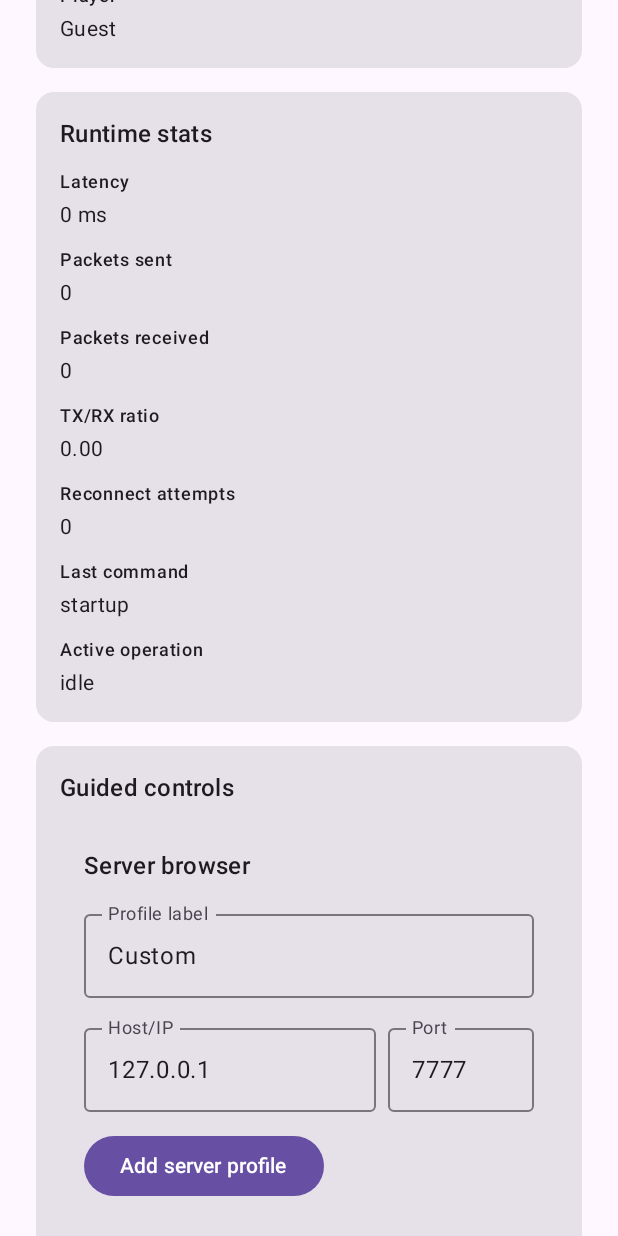
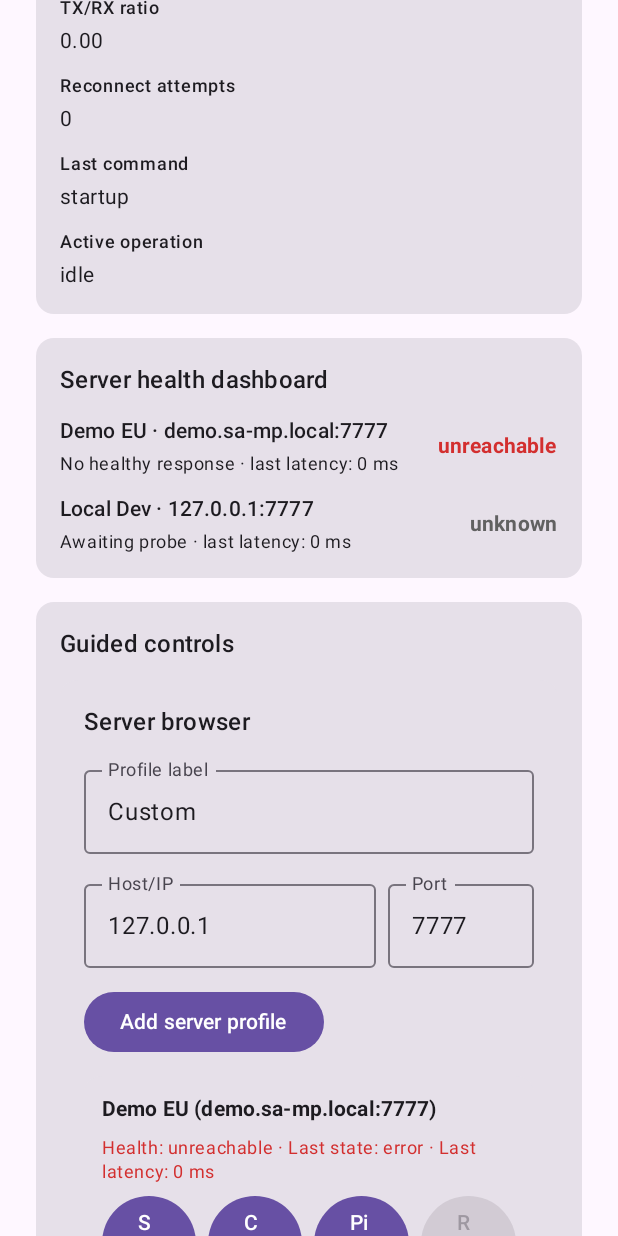
Before and after one commit to XRDOGE-XRPL/AndroidSA, an Android app built with Jetpack Compose: the screen it shows after launch (MainActivity), on a phone screen of 412 x 824 dp. Run offline under Robolectric (Android 15) with nearby library versions, the phone set to English and light mode, and no system bars; 1 statement that could not run was skipped.

Commit message:
Apply remaining changes
Co-authored-by: XRDOGE-XRPL <166251416+XRDOGE-XRPL@users.noreply.github.com>

```diff
--- a/app/src/main/java/com/xrdoge/xrpl/androidsa/MainActivity.kt
+++ b/app/src/main/java/com/xrdoge/xrpl/androidsa/MainActivity.kt
@@ -30,6 +30,7 @@ import androidx.compose.runtime.rememberCoroutineScope
 import androidx.compose.runtime.setValue
 import androidx.compose.ui.Alignment
 import androidx.compose.ui.Modifier
+import androidx.compose.ui.graphics.Color
 import androidx.compose.ui.text.font.FontWeight
 import androidx.compose.ui.unit.dp
 import kotlinx.coroutines.CancellationException
@@ -51,7 +52,31 @@ private data class ServerProfile(
     val lastState: String = "unknown",
 )
 
+private enum class ServerHealthStatus(val label: String) {
+    HEALTHY("healthy"),
+    SLOW("slow"),
+    UNREACHABLE("unreachable"),
+    UNKNOWN("unknown"),
+}
+
 private fun serverEndpoint(profile: ServerProfile): String = "${profile.host}:${profile.port}"
+
+private fun classifyServerHealth(profile: ServerProfile): ServerHealthStatus {
+    val normalizedState = profile.lastState.lowercase()
+    return when {
+        normalizedState.contains("connected") && (profile.lastLatencyMs == null || profile.lastLatencyMs <= 150) -> ServerHealthStatus.HEALTHY
+        normalizedState.contains("connected") && profile.lastLatencyMs != null && profile.lastLatencyMs <= 500 -> ServerHealthStatus.SLOW
+        normalizedState.contains("timeout") || normalizedState.contains("error") || normalizedState.contains("failed") || normalizedState.contains("disconnected") -> ServerHealthStatus.UNREACHABLE
+        else -> ServerHealthStatus.UNKNOWN
+    }
+}
+
+private fun serverHealthColor(status: ServerHealthStatus): Color = when (status) {
+    ServerHealthStatus.HEALTHY -> Color(0xFF2E7D32)
+    ServerHealthStatus.SLOW -> Color(0xFFF9A825)
+    ServerHealthStatus.UNREACHABLE -> Color(0xFFD32F2F)
+    ServerHealthStatus.UNKNOWN -> Color(0xFF616161)
+}
 
 private val InitialOverview = NativeOverview(
     clientName = "AndroidSA",
@@ -287,7 +312,7 @@ private fun AndroidSAApp() {
                 fontWeight = FontWeight.Bold,
             )
             Text(
-                text = "Expanded Android control surface for SA:MP / Open:MP runtime state, guided commands, and diagnostics.",
+                text = "AndroidSA Server Health Dashboard — SA:MP / Open:MP server diagnostics and launcher status.",
                 style = MaterialTheme.typography.bodyLarge,
             )
             SectionCard(title = "Session overview") {
@@ -305,6 +330,41 @@ private fun AndroidSAApp() {
                 OverviewValueRow(title = "Reconnect attempts", value = overview.connectionAttempts.toString())
                 OverviewValueRow(title = "Last command", value = overview.lastCommand)
                 OverviewValueRow(title = "Active operation", value = commandInFlight ?: "idle")
+            }
+            SectionCard(title = "Server health dashboard") {
+                serverProfiles.forEach { profile ->
+                    val status = classifyServerHealth(profile)
+                    val statusColor = serverHealthColor(status)
+                    val statusDescription = when (status) {
+                        ServerHealthStatus.HEALTHY -> "Responsive server"
+                        ServerHealthStatus.SLOW -> "Slow response"
+                        ServerHealthStatus.UNREACHABLE -> "No healthy response"
+                        ServerHealthStatus.UNKNOWN -> "Awaiting probe"
+                    }
+                    Row(
+                        modifier = Modifier.fillMaxWidth(),
+                        horizontalArrangement = Arrangement.SpaceBetween,
+                        verticalAlignment = Alignment.CenterVertically,
+                    ) {
+                        Column(verticalArrangement = Arrangement.spacedBy(4.dp)) {
+                            Text(
+                                text = "${profile.label} · ${serverEndpoint(profile)}",
+                                style = MaterialTheme.typography.titleSmall,
+                                fontWeight = FontWeight.SemiBold,
+                            )
+                            Text(
+                                text = "$statusDescription · last latency: ${profile.lastLatencyMs ?: 0} ms",
+                                style = MaterialTheme.typography.bodySmall,
+                            )
+                        }
+                        Text(
+                            text = status.label,
+                            color = statusColor,
+                            style = MaterialTheme.typography.labelLarge,
+                            fontWeight = FontWeight.Bold,
+                        )
+                    }
+                }
             }
             SectionCard(title = "Guided controls") {
                 SectionCard(title = "Server browser") {
@@ -367,8 +427,11 @@ private fun AndroidSAApp() {
                                     style = MaterialTheme.typography.titleSmall,
                                     fontWeight = if (isSelected) FontWeight.Bold else FontWeight.Normal,
                                 )
+                                val profileStatus = classifyServerHealth(profile)
+                                val profileStatusColor = serverHealthColor(profileStatus)
                                 Text(
-                                    text = "Last state: ${profile.lastState} · Last latency: ${profile.lastLatencyMs ?: 0} ms",
+                                    text = "Health: ${profileStatus.label} · Last state: ${profile.lastState} · Last latency: ${profile.lastLatencyMs ?: 0} ms",
+                                    color = profileStatusColor,
                                     style = MaterialTheme.typography.bodySmall,
                                 )
                                 Row(
```
